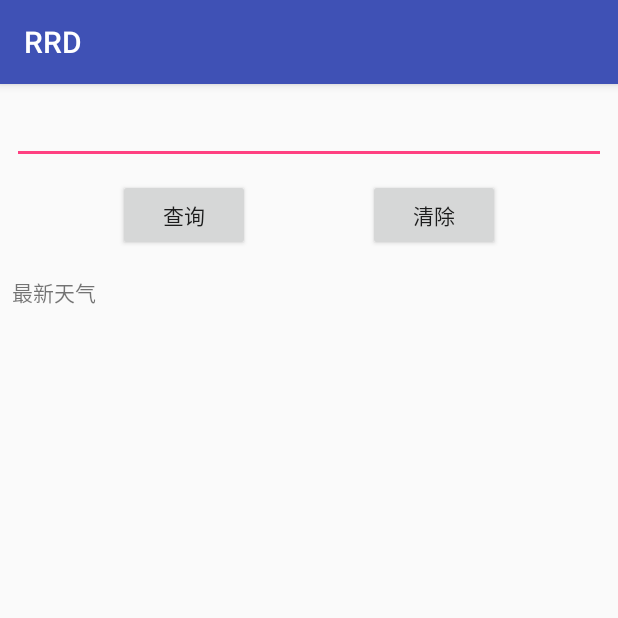
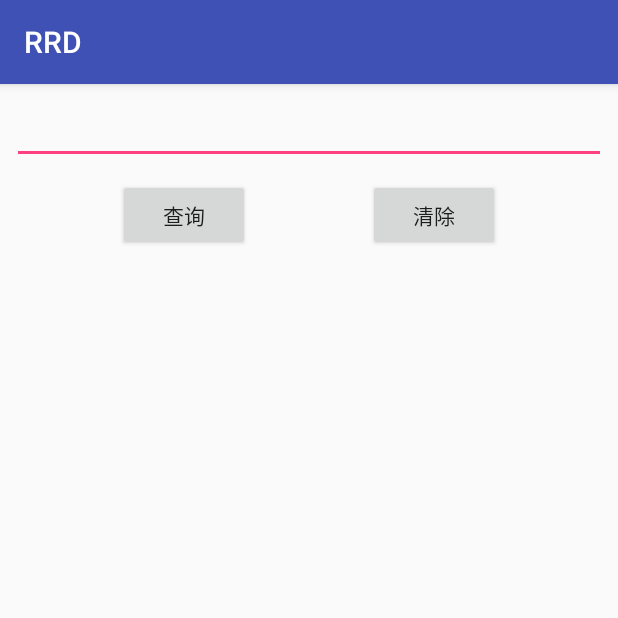
Before and after one commit to DailyLee/Mvp, an Android app: the screen it shows after launch (MainActivity), after a tap on "清除", on a phone screen of 412 x 824 dp, the top half of it. Run offline under Robolectric (Android 15) with nearby library versions, the phone set to English and light mode, and no system bars; our stand-ins replace data binding; 7 statements that could not run were skipped.

Commit message:
数据绑定引用databinding

```diff
--- a/app/src/main/AndroidManifest.xml
+++ b/app/src/main/AndroidManifest.xml
@@ -1,6 +1,6 @@
 <?xml version="1.0" encoding="utf-8"?>
 <manifest xmlns:android="http://schemas.android.com/apk/res/android"
-          package="com.demo.wondersdaili.rrd">
+          package="com.demo.wondersdaili.mvp">
     <uses-permission android:name="android.permission.INTERNET"/>
     <uses-permission android:name="android.permission.ACCESS_WIFI_STATE" />
     <uses-permission android:name="android.permission.ACCESS_NETWORK_STATE" />
--- a/app/src/main/java/com/demo/wondersdaili/mvp/Api/Api.java
+++ b/app/src/main/java/com/demo/wondersdaili/mvp/Api/Api.java
@@ -1,5 +1,7 @@
 package com.demo.wondersdaili.mvp.Api;
 
+
+import com.demo.wondersdaili.mvp.GsonBean;
 
 import retrofit2.http.GET;
 import retrofit2.http.Query;
--- a/app/src/main/java/com/demo/wondersdaili/mvp/Api/ApiClient.java
+++ b/app/src/main/java/com/demo/wondersdaili/mvp/Api/ApiClient.java
@@ -1,6 +1,4 @@
 package com.demo.wondersdaili.mvp.Api;
-
-import com.demo.wondersdaili.mvp.ConstantApi;
 
 import okhttp3.OkHttpClient;
 import retrofit2.Retrofit;
--- a/app/src/main/java/com/demo/wondersdaili/mvp/ConstantApi.java
+++ b/app/src/main/java/com/demo/wondersdaili/mvp/Api/ConstantApi.java
@@ -1,4 +1,4 @@
-package com.demo.wondersdaili.mvp;
+package com.demo.wondersdaili.mvp.Api;
 
 /**
  * Created by daili on 2017/3/9.
--- a/app/src/main/java/com/demo/wondersdaili/mvp/MainActivity.java
+++ b/app/src/main/java/com/demo/wondersdaili/mvp/MainActivity.java
@@ -1,59 +1,34 @@
 package com.demo.wondersdaili.mvp;
 
+import android.databinding.DataBindingUtil;
 import android.os.Bundle;
 import android.support.v7.app.AppCompatActivity;
 import android.view.View;
-import android.widget.Button;
-import android.widget.EditText;
-import android.widget.TextView;
 
 import com.demo.wondersdaili.mvp.Dagger2.AppComponent;
-import com.demo.wondersdaili.mvp.Api.GsonBean;
 import com.demo.wondersdaili.mvp.Persenter.WeatherInteractor;
-import com.demo.wondersdaili.rrd.R;
+import com.demo.wondersdaili.mvp.databinding.ActivityMainBinding;
 
-import butterknife.BindView;
-import butterknife.ButterKnife;
-import butterknife.OnClick;
+public class MainActivity extends AppCompatActivity implements View.OnClickListener{
 
-public class MainActivity extends AppCompatActivity {
-
-    @BindView(R.id.editText)
-    EditText mEditText;
-    @BindView(R.id.textView)
-    TextView mTextView;
-    @BindView(R.id.button)
-    Button mButton;
-    @BindView(R.id.button2)
-    Button mButton2;
-    private String mCity;
     private AppComponent mComponent;
     private WeatherInteractor mWeatherInteractor;
+    private ActivityMainBinding mBinding;
+    private GsonBean.ResultBean mResultBean;
 
     @Override
     protected void onCreate(Bundle savedInstanceState) {
         super.onCreate(savedInstanceState);
-        setContentView(R.layout.activity_main);
-        ButterKnife.bind(this);
+        mBinding = DataBindingUtil.setContentView(this, R.layout.activity_main);
+        mBinding.button.setOnClickListener(this);
+        mBinding.button2.setOnClickListener(this);
+        mResultBean = new GsonBean.ResultBean();
+        mBinding.setResult(mResultBean);
         //获取dagger2注入对象
         mComponent = ((App) getApplication()).getComponent();
         mWeatherInteractor = mComponent.getWeatherInteractor();
         //注册
         mWeatherInteractor.register(this);
-    }
-
-    @OnClick({R.id.button, R.id.button2})
-    public void onClick(View view) {
-        switch (view.getId()) {
-            case R.id.button:
-                mCity = mEditText.getText().toString();
-                //Toast.makeText(this, "test", Toast.LENGTH_SHORT).show();
-                mWeatherInteractor.queryWeather("30c5ae51f0cfec2a5132dc338195946d",mCity);
-                break;
-            case R.id.button2:
-                mEditText.setText("");
-                break;
-        }
     }
 
     @Override
@@ -64,7 +39,20 @@ public class MainActivity extends AppCompatActivity {
 
     public void loadWeatherData(GsonBean gsonBean) {
         GsonBean.ResultBean.TodayBean today = gsonBean.getResult().getToday();
-        mTextView.setText(today.getCity()+"今天:"+today.getTemperature()+today.getWeather());
+        mResultBean.setToday(today);
+    }
 
+    @Override
+    public void onClick(View v) {
+        switch (v.getId()) {
+            case R.id.button:
+                mWeatherInteractor.queryWeather("30c5ae51f0cfec2a5132dc338195946d",mBinding.editText.getText().toString());
+                break;
+            case R.id.button2:
+                mBinding.editText.setText("");
+                break;
+            default:
+                break;
+        }
     }
 }
--- a/app/src/main/java/com/demo/wondersdaili/mvp/Persenter/WeatherInteractorImpl.java
+++ b/app/src/main/java/com/demo/wondersdaili/mvp/Persenter/WeatherInteractorImpl.java
@@ -3,7 +3,7 @@ package com.demo.wondersdaili.mvp.Persenter;
 import android.app.Activity;
 
 import com.demo.wondersdaili.mvp.Api.Api;
-import com.demo.wondersdaili.mvp.Api.GsonBean;
+import com.demo.wondersdaili.mvp.GsonBean;
 import com.demo.wondersdaili.mvp.Api.MySubsribe;
 import com.demo.wondersdaili.mvp.MainActivity;
 
@@ -53,7 +53,6 @@ public class WeatherInteractorImpl implements WeatherInteractor {
 
     }
 
-
     @Override
     public void unRegister() {
         if (mMySubsribe != null && mMySubsribe.isUnsubscribed())
--- a/app/src/main/res/layout/activity_main.xml
+++ b/app/src/main/res/layout/activity_main.xml
@@ -1,58 +1,69 @@
 <?xml version="1.0" encoding="utf-8"?>
+<layout>
+    <data>
+        <import type="com.demo.wondersdaili.mvp.GsonBean"/>
+        <variable
+            name="result"
+            type="GsonBean.ResultBean" />
+    </data>
+
     <android.support.constraint.ConstraintLayout
         xmlns:android="http://schemas.android.com/apk/res/android"
         xmlns:app="http://schemas.android.com/apk/res-auto"
         xmlns:tools="http://schemas.android.com/tools"
+        tools:context="com.demo.wondersdaili.mvp.MainActivity"
         android:layout_width="match_parent"
         android:layout_height="match_parent"
-    tools:context="com.demo.wondersdaili.rrd.com.demo.wondersdaili.mvp.MainActivity">
+        >
 
         <EditText
+            android:id="@+id/editText"
             android:layout_width="0dp"
             android:layout_height="wrap_content"
+            android:layout_marginEnd="8dp"
+            android:layout_marginLeft="8dp"
+            android:layout_marginRight="8dp"
+            android:layout_marginStart="8dp"
+            android:layout_marginTop="8dp"
+            app:layout_constraintLeft_toLeftOf="parent"
+            app:layout_constraintRight_toRightOf="parent"
             app:layout_constraintTop_toTopOf="parent"
-        android:layout_marginTop="8dp"
-        android:id="@+id/editText"
-        tools:layout_constraintRight_creator="1"
-        android:layout_marginStart="8dp"
-        android:layout_marginEnd="8dp"
-        app:layout_constraintRight_toRightOf="parent"
             tools:layout_constraintLeft_creator="1"
-        app:layout_constraintLeft_toLeftOf="parent"
-        android:layout_marginLeft="8dp"
-        android:layout_marginRight="8dp"/>
+            tools:layout_constraintRight_creator="1"/>
+
         <TextView
             android:id="@+id/textView"
             android:layout_width="0dp"
             android:layout_height="0dp"
-        android:text="最新天气"
+            android:layout_marginBottom="8dp"
+            android:layout_marginEnd="8dp"
+            android:layout_marginLeft="8dp"
+            android:layout_marginRight="8dp"
+            android:layout_marginStart="8dp"
+            android:layout_marginTop="8dp"
+            android:textSize="20dp"
+            android:text='@{result.today.city+":"+result.today.weather+" "+result.today.temperature+" "+result.today.wind}'
             app:layout_constraintBottom_toBottomOf="parent"
-        android:layout_marginBottom="8dp"
-        android:layout_marginRight="8dp"
+            app:layout_constraintHorizontal_bias="0.0"
+            app:layout_constraintLeft_toLeftOf="parent"
             app:layout_constraintRight_toRightOf="parent"
-        android:layout_marginLeft="8dp"
-        app:layout_constraintLeft_toLeftOf="parent"
-        android:layout_marginTop="8dp"
+            app:layout_constraintTop_toTopOf="@+id/guideline"
             app:layout_constraintVertical_bias="1.0"
-        app:layout_constraintHorizontal_bias="0.0"
-        app:layout_constraintTop_toTopOf="@+id/guideline"
-        tools:layout_constraintTop_creator="1"
+            tools:layout_constraintBottom_creator="1"
+            tools:layout_constraintLeft_creator="1"
             tools:layout_constraintRight_creator="1"
-        tools:layout_constraintBottom_creator="1"
-        android:layout_marginStart="8dp"
-        android:layout_marginEnd="8dp"
-        tools:layout_constraintLeft_creator="1"/>
+            tools:layout_constraintTop_creator="1"/>
 
         <Button
             android:id="@+id/button"
             android:layout_width="wrap_content"
             android:layout_height="wrap_content"
+            android:layout_marginTop="10dp"
             android:text="查询"
             app:layout_constraintLeft_toLeftOf="parent"
             app:layout_constraintRight_toLeftOf="@+id/button2"
-        tools:layout_constraintTop_creator="1"
-        android:layout_marginTop="10dp"
-        app:layout_constraintTop_toBottomOf="@+id/editText"/>
+            app:layout_constraintTop_toBottomOf="@+id/editText"
+            tools:layout_constraintTop_creator="1"/>
 
         <Button
             android:id="@+id/button2"
@@ -60,19 +71,20 @@
             android:layout_height="wrap_content"
             android:text="清除"
             app:layout_constraintBottom_toBottomOf="@+id/button"
+            app:layout_constraintLeft_toRightOf="@+id/button"
+            app:layout_constraintRight_toRightOf="parent"
             app:layout_constraintTop_toTopOf="@+id/button"
-        app:layout_constraintRight_toRightOf="parent"
-        app:layout_constraintLeft_toRightOf="@+id/button"
-        tools:layout_constraintTop_creator="1"
-        tools:layout_constraintBottom_creator="1"/>
+            tools:layout_constraintBottom_creator="1"
+            tools:layout_constraintTop_creator="1"/>
 
         <android.support.constraint.Guideline
+            android:id="@+id/guideline"
             android:layout_width="wrap_content"
             android:layout_height="wrap_content"
-        android:id="@+id/guideline"
+            android:orientation="horizontal"
             app:layout_constraintGuide_begin="120dp"
-        android:orientation="horizontal"
-        tools:layout_editor_absoluteY="120dp"
-        tools:layout_editor_absoluteX="0dp"/>
+            tools:layout_editor_absoluteX="0dp"
+            tools:layout_editor_absoluteY="120dp"/>
 
     </android.support.constraint.ConstraintLayout>
+</layout>
--- a/build.gradle
+++ b/build.gradle
@@ -6,7 +6,6 @@ buildscript {
     }
     dependencies {
         classpath 'com.android.tools.build:gradle:2.3.0'
-        classpath 'com.neenbedankt.gradle.plugins:android-apt:1.8'
 
         // NOTE: Do not place your application dependencies here; they belong
         // in the individual module build.gradle files
```
Also changed, not shown: app/build.gradle (+6 -5 lines), app/src/main/java/com/demo/wondersdaili/mvp/GsonBean.java (renamed from app/src/main/java/com/demo/wondersdaili/mvp/Api/GsonBean.java, +20 -6 lines), 4 other files. Lines whose indentation alone changed are shown as unchanged.
